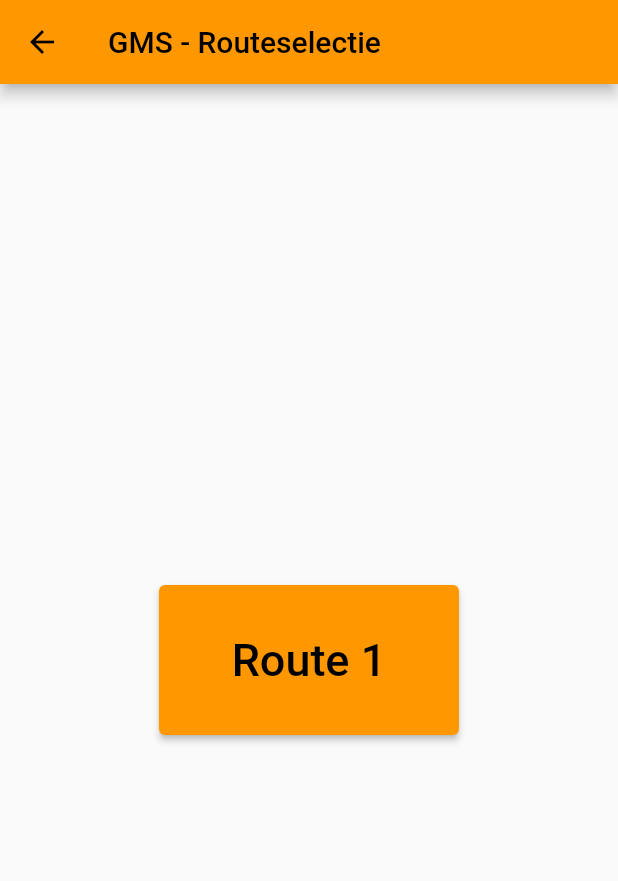
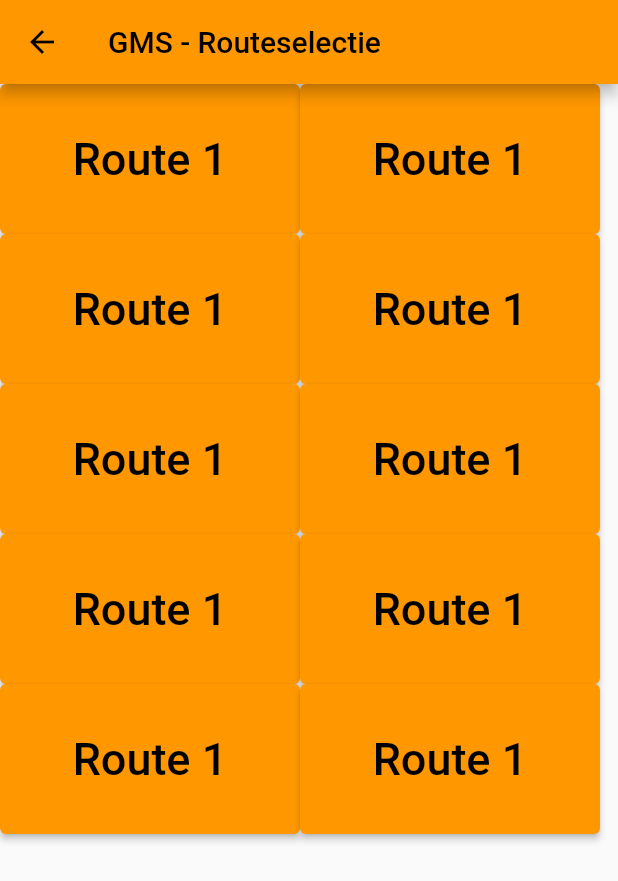
Before and after one commit to TKTurbo/GroningerMuseum, a Flutter app: the RoutesScreen screen opened by its route, on a phone screen of 412 x 824 dp. Shown: the top 881 px of the screen. Run offline on Flutter 3.47's test engine with Material 2 defaults, Android fonts, the phone set to English and light mode, and no system bars; our stand-ins replace flutter_compass.

Commit message:
Loops over routes. todo: make list or wrap better and use real data

```diff
--- a/flutterapp/lib/screens/routes_screen.dart
+++ b/flutterapp/lib/screens/routes_screen.dart
@@ -17,8 +17,11 @@ class RoutesScreen extends StatelessWidget {
       appBar: AppBar(
         title: const Text('GMS - Routeselectie'),
       ),
-      body: Center(
-        child: ElevatedButton(
+      body: Wrap(
+
+        children: [
+          for (int i=0; i<10; i++)
+          ElevatedButton(
           onPressed: () {
             Navigator.pushNamed(
               context,
@@ -32,7 +35,9 @@ class RoutesScreen extends StatelessWidget {
           style: ElevatedButton.styleFrom(
             minimumSize: Size(200, 100),
           ),
-        ),
+        )
+
+        ]
       ),
     );
   }
```
